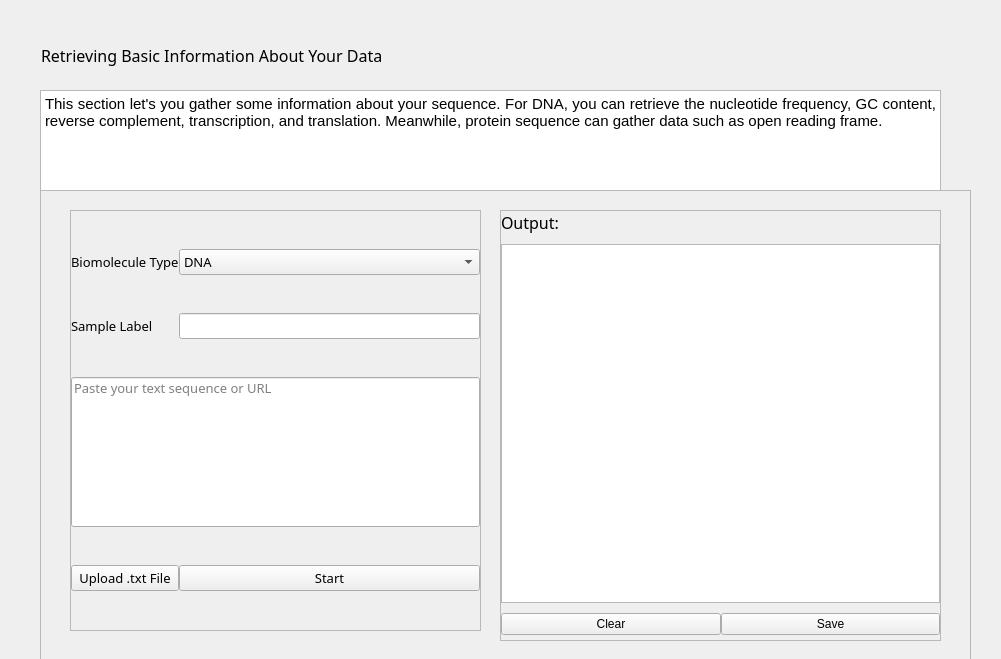
Above: ui/tabs/basic_info.ui from bryancastillo10/BioBytes-PairSync before the change. Below: the same form after it.
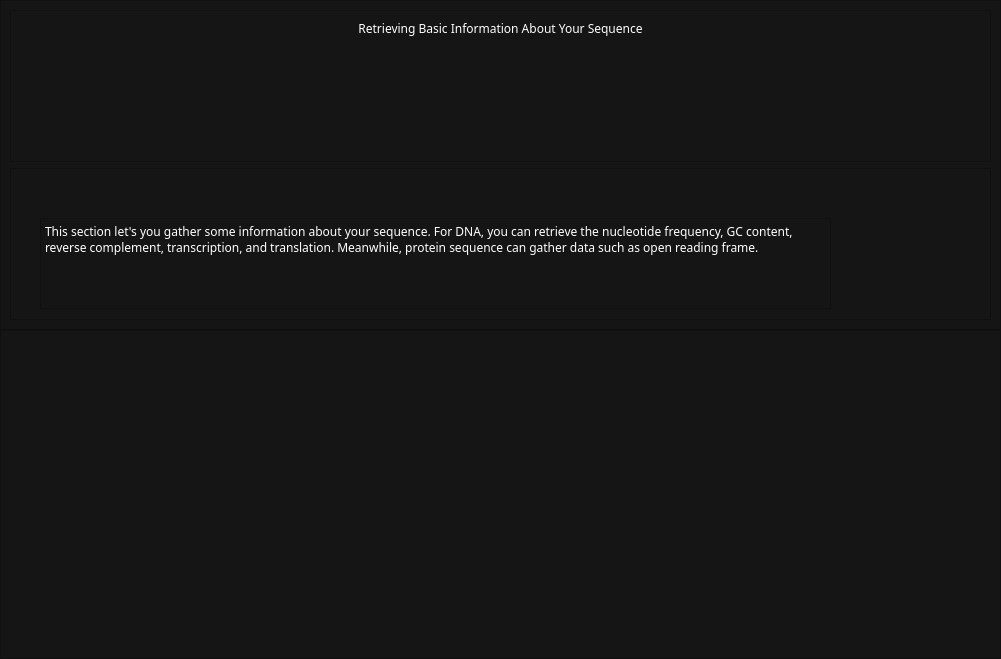
That is the form after the change.

Diff of the .ui file:
```diff
--- a/ui/tabs/basic_info.ui
+++ b/ui/tabs/basic_info.ui
@@ -13,273 +13,105 @@
   <property name="windowTitle">
    <string>Form</string>
   </property>
-  <widget class="QWidget" name="description" native="true">
-   <property name="geometry">
-    <rect>
-     <x>30</x>
-     <y>30</y>
-     <width>441</width>
-     <height>51</height>
-    </rect>
+  <property name="styleSheet">
+   <string notr="true">*{
+	background-color: #151515;
+	color: #fff;
+	font-family: Lora
+}
+
+#head {
+	font-size: 10px
+}</string>
+  </property>
+  <layout class="QVBoxLayout" name="verticalLayout">
+   <property name="spacing">
+    <number>0</number>
    </property>
-   <widget class="QLabel" name="header">
-    <property name="geometry">
-     <rect>
-      <x>11</x>
-      <y>11</y>
-      <width>419</width>
-      <height>29</height>
-     </rect>
-    </property>
-    <property name="font">
-     <font>
-      <family>Noto Sans TC</family>
-      <pointsize>12</pointsize>
-     </font>
-    </property>
-    <property name="text">
-     <string>Retrieving Basic Information About Your Data</string>
-    </property>
-   </widget>
-  </widget>
-  <widget class="QTextBrowser" name="textBrowser">
-   <property name="geometry">
-    <rect>
-     <x>40</x>
-     <y>90</y>
-     <width>901</width>
-     <height>101</height>
-    </rect>
+   <property name="leftMargin">
+    <number>0</number>
    </property>
-   <property name="html">
-    <string>&lt;!DOCTYPE HTML PUBLIC &quot;-//W3C//DTD HTML 4.0//EN&quot; &quot;http://www.w3.org/TR/REC-html40/strict.dtd&quot;&gt;
+   <property name="topMargin">
+    <number>0</number>
+   </property>
+   <property name="rightMargin">
+    <number>0</number>
+   </property>
+   <property name="bottomMargin">
+    <number>0</number>
+   </property>
+   <item>
+    <widget class="QFrame" name="head">
+     <property name="frameShape">
+      <enum>QFrame::StyledPanel</enum>
+     </property>
+     <property name="frameShadow">
+      <enum>QFrame::Raised</enum>
+     </property>
+     <layout class="QVBoxLayout" name="verticalLayout_2">
+      <item>
+       <widget class="QFrame" name="frame">
+        <property name="frameShape">
+         <enum>QFrame::StyledPanel</enum>
+        </property>
+        <property name="frameShadow">
+         <enum>QFrame::Raised</enum>
+        </property>
+        <layout class="QVBoxLayout" name="verticalLayout_3">
+         <item>
+          <widget class="QLabel" name="label">
+           <property name="text">
+            <string>Retrieving Basic Information About Your Sequence</string>
+           </property>
+           <property name="alignment">
+            <set>Qt::AlignHCenter|Qt::AlignTop</set>
+           </property>
+          </widget>
+         </item>
+        </layout>
+       </widget>
+      </item>
+      <item>
+       <widget class="QFrame" name="frame_2">
+        <property name="frameShape">
+         <enum>QFrame::StyledPanel</enum>
+        </property>
+        <property name="frameShadow">
+         <enum>QFrame::Raised</enum>
+        </property>
+        <widget class="QTextBrowser" name="textBrowser">
+         <property name="geometry">
+          <rect>
+           <x>30</x>
+           <y>50</y>
+           <width>791</width>
+           <height>91</height>
+          </rect>
+         </property>
+         <property name="html">
+          <string>&lt;!DOCTYPE HTML PUBLIC &quot;-//W3C//DTD HTML 4.0//EN&quot; &quot;http://www.w3.org/TR/REC-html40/strict.dtd&quot;&gt;
 &lt;html&gt;&lt;head&gt;&lt;meta name=&quot;qrichtext&quot; content=&quot;1&quot; /&gt;&lt;style type=&quot;text/css&quot;&gt;
 p, li { white-space: pre-wrap; }
-&lt;/style&gt;&lt;/head&gt;&lt;body style=&quot; font-family:'PMingLiU'; font-size:9pt; font-weight:400; font-style:normal;&quot;&gt;
-&lt;p align=&quot;justify&quot; style=&quot; margin-top:0px; margin-bottom:0px; margin-left:0px; margin-right:0px; -qt-block-indent:0; text-indent:0px;&quot;&gt;&lt;span style=&quot; font-family:'MS Shell Dlg 2'; font-size:11pt;&quot;&gt;This section let's you gather some information about your sequence. For DNA, you can retrieve the nucleotide frequency, GC content, reverse complement, transcription, and translation. Meanwhile, protein sequence can gather data such as open reading frame.&lt;/span&gt;&lt;/p&gt;&lt;/body&gt;&lt;/html&gt;</string>
-   </property>
-  </widget>
-  <widget class="QFrame" name="frame_3">
-   <property name="geometry">
-    <rect>
-     <x>40</x>
-     <y>190</y>
-     <width>931</width>
-     <height>481</height>
-    </rect>
-   </property>
-   <property name="frameShape">
-    <enum>QFrame::StyledPanel</enum>
-   </property>
-   <property name="frameShadow">
-    <enum>QFrame::Raised</enum>
-   </property>
-   <widget class="QFrame" name="frame">
-    <property name="geometry">
-     <rect>
-      <x>30</x>
-      <y>20</y>
-      <width>411</width>
-      <height>421</height>
-     </rect>
-    </property>
-    <property name="font">
-     <font>
-      <family>Noto Sans TC</family>
-      <pointsize>10</pointsize>
-     </font>
-    </property>
-    <property name="frameShape">
-     <enum>QFrame::StyledPanel</enum>
-    </property>
-    <property name="frameShadow">
-     <enum>QFrame::Raised</enum>
-    </property>
-    <layout class="QGridLayout" name="gridLayout">
-     <property name="leftMargin">
-      <number>0</number>
+&lt;/style&gt;&lt;/head&gt;&lt;body style=&quot; font-family:'Lora'; font-size:9pt; font-weight:400; font-style:normal;&quot;&gt;
+&lt;p style=&quot; margin-top:0px; margin-bottom:0px; margin-left:0px; margin-right:0px; -qt-block-indent:0; text-indent:0px;&quot;&gt;&lt;span style=&quot; font-family:'PMingLiU';&quot;&gt;This section let's you gather some information about your sequence. For DNA, you can retrieve the nucleotide frequency, GC content, reverse complement, transcription, and translation. Meanwhile, protein sequence can gather data such as open reading frame.&lt;/span&gt;&lt;/p&gt;&lt;/body&gt;&lt;/html&gt;</string>
+         </property>
+        </widget>
+       </widget>
+      </item>
+     </layout>
+    </widget>
+   </item>
+   <item>
+    <widget class="QFrame" name="main">
+     <property name="frameShape">
+      <enum>QFrame::StyledPanel</enum>
      </property>
-     <property name="topMargin">
-      <number>0</number>
+     <property name="frameShadow">
+      <enum>QFrame::Raised</enum>
      </property>
-     <property name="rightMargin">
-      <number>0</number>
-     </property>
-     <property name="bottomMargin">
-      <number>0</number>
-     </property>
-     <property name="spacing">
-      <number>0</number>
-     </property>
-     <item row="0" column="0">
-      <widget class="QLabel" name="label_1">
-       <property name="font">
-        <font>
-         <family>Noto Sans TC</family>
-         <pointsize>10</pointsize>
-        </font>
-       </property>
-       <property name="text">
-        <string>Biomolecule Type</string>
-       </property>
-      </widget>
-     </item>
-     <item row="0" column="1">
-      <widget class="QComboBox" name="type">
-       <item>
-        <property name="text">
-         <string>DNA</string>
-        </property>
-       </item>
-       <item>
-        <property name="text">
-         <string>RNA</string>
-        </property>
-       </item>
-       <item>
-        <property name="text">
-         <string>Protein</string>
-        </property>
-       </item>
-      </widget>
-     </item>
-     <item row="1" column="0">
-      <widget class="QLabel" name="label_2">
-       <property name="font">
-        <font>
-         <family>Noto Sans TC</family>
-         <pointsize>10</pointsize>
-        </font>
-       </property>
-       <property name="text">
-        <string>Sample Label</string>
-       </property>
-      </widget>
-     </item>
-     <item row="1" column="1">
-      <widget class="QLineEdit" name="name"/>
-     </item>
-     <item row="2" column="0" colspan="2">
-      <widget class="QLineEdit" name="input">
-       <property name="minimumSize">
-        <size>
-         <width>0</width>
-         <height>150</height>
-        </size>
-       </property>
-       <property name="maximumSize">
-        <size>
-         <width>16777215</width>
-         <height>16777215</height>
-        </size>
-       </property>
-       <property name="alignment">
-        <set>Qt::AlignLeading|Qt::AlignLeft|Qt::AlignTop</set>
-       </property>
-       <property name="placeholderText">
-        <string>Paste your text sequence or URL </string>
-       </property>
-      </widget>
-     </item>
-     <item row="3" column="0">
-      <widget class="QPushButton" name="load">
-       <property name="text">
-        <string>Upload .txt File</string>
-       </property>
-      </widget>
-     </item>
-     <item row="3" column="1">
-      <widget class="QPushButton" name="start">
-       <property name="text">
-        <string>Start</string>
-       </property>
-      </widget>
-     </item>
-    </layout>
-   </widget>
-   <widget class="QFrame" name="frame_2">
-    <property name="geometry">
-     <rect>
-      <x>460</x>
-      <y>20</y>
-      <width>441</width>
-      <height>431</height>
-     </rect>
-    </property>
-    <property name="frameShape">
-     <enum>QFrame::StyledPanel</enum>
-    </property>
-    <property name="frameShadow">
-     <enum>QFrame::Raised</enum>
-    </property>
-    <layout class="QGridLayout" name="gridLayout_2">
-     <property name="leftMargin">
-      <number>0</number>
-     </property>
-     <property name="topMargin">
-      <number>0</number>
-     </property>
-     <property name="rightMargin">
-      <number>0</number>
-     </property>
-     <property name="bottomMargin">
-      <number>5</number>
-     </property>
-     <property name="horizontalSpacing">
-      <number>0</number>
-     </property>
-     <property name="verticalSpacing">
-      <number>10</number>
-     </property>
-     <item row="0" column="0">
-      <widget class="QLabel" name="label_3">
-       <property name="font">
-        <font>
-         <family>Noto Sans TC</family>
-         <pointsize>12</pointsize>
-        </font>
-       </property>
-       <property name="text">
-        <string>Output:</string>
-       </property>
-      </widget>
-     </item>
-     <item row="1" column="0" colspan="2">
-      <widget class="QPlainTextEdit" name="output">
-       <property name="minimumSize">
-        <size>
-         <width>0</width>
-         <height>150</height>
-        </size>
-       </property>
-       <property name="font">
-        <font>
-         <family>Noto Sans TC</family>
-         <pointsize>10</pointsize>
-        </font>
-       </property>
-      </widget>
-     </item>
-     <item row="2" column="0">
-      <widget class="QPushButton" name="clear">
-       <property name="text">
-        <string>Clear</string>
-       </property>
-      </widget>
-     </item>
-     <item row="2" column="1">
-      <widget class="QPushButton" name="save">
-       <property name="text">
-        <string>Save</string>
-       </property>
-      </widget>
-     </item>
-    </layout>
-   </widget>
-  </widget>
-  <zorder>frame_3</zorder>
-  <zorder>description</zorder>
-  <zorder>textBrowser</zorder>
+    </widget>
+   </item>
+  </layout>
  </widget>
  <resources/>
  <connections/>
```
Left out of the diff: 4 changed lines with no effect on the pictures.
